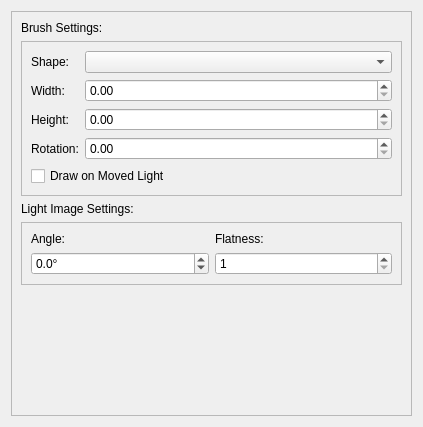
This is ui/uifiles/editors/light.ui in timofey260/RWE-Sharp as Qt 5 draws it before an edit. The edited form follows.
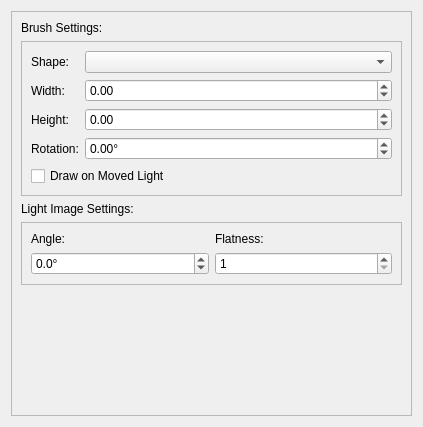
This is the edited form.

The edit to the form file:
```diff
--- a/ui/uifiles/editors/light.ui
+++ b/ui/uifiles/editors/light.ui
@@ -62,6 +62,12 @@
                 <verstretch>0</verstretch>
                </sizepolicy>
               </property>
+              <property name="minimum">
+               <double>-1000.000000000000000</double>
+              </property>
+              <property name="maximum">
+               <double>1000.000000000000000</double>
+              </property>
              </widget>
             </item>
             <item row="3" column="1">
@@ -72,6 +78,18 @@
                 <verstretch>0</verstretch>
                </sizepolicy>
               </property>
+              <property name="suffix">
+               <string>°</string>
+              </property>
+              <property name="minimum">
+               <double>-1000.000000000000000</double>
+              </property>
+              <property name="maximum">
+               <double>1000.000000000000000</double>
+              </property>
+              <property name="singleStep">
+               <double>15.000000000000000</double>
+              </property>
              </widget>
             </item>
             <item row="1" column="0">
@@ -89,6 +107,12 @@
                 <verstretch>0</verstretch>
                </sizepolicy>
               </property>
+              <property name="minimum">
+               <double>-1000.000000000000000</double>
+              </property>
+              <property name="maximum">
+               <double>1000.000000000000000</double>
+              </property>
              </widget>
             </item>
             <item row="3" column="0">
```
Left out of the diff: 6 changed lines with no effect on the pictures.
